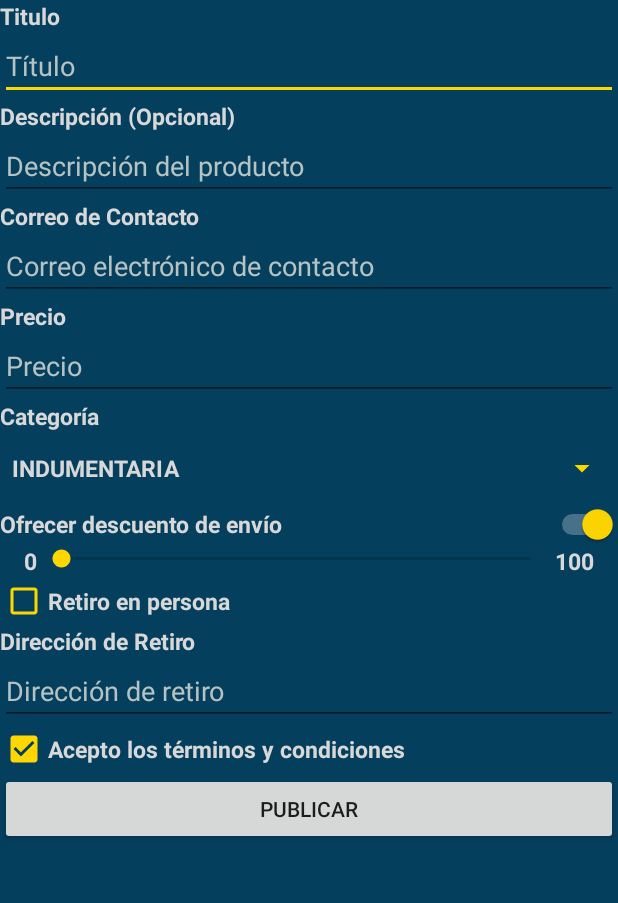
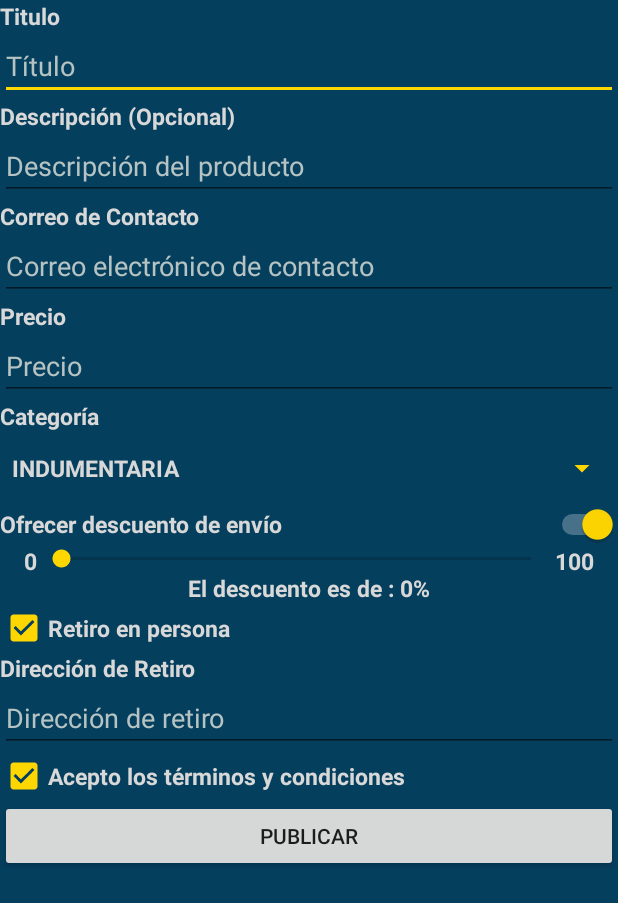
Before and after one commit to MartEsc/AppTPNro1, an Android app: the screen it shows after launch (MainActivity), after a tap on "Acepto los términos y condiciones", on a phone screen of 412 x 824 dp. Shown: the top 903 px of the screen. Run offline under Robolectric (Android 15) with nearby library versions, the phone set to English and light mode, and no system bars; 3 other taps on this screen came first.

Commit message:
Agrego cuestion de ocultar menúes no necesarios.

```diff
--- a/app/src/main/java/com/EscowichFernandezGayoso/apptpnro1/MainActivity.java
+++ b/app/src/main/java/com/EscowichFernandezGayoso/apptpnro1/MainActivity.java
@@ -3,23 +3,27 @@ package com.EscowichFernandezGayoso.apptpnro1;
 import android.support.v7.app.AppCompatActivity;
 import android.os.Bundle;
 import android.view.View;
+import android.view.WindowManager;
 import android.widget.Button;
 import android.widget.CheckBox;
 import android.widget.EditText;
+import android.widget.LinearLayout;
 import android.widget.RelativeLayout;
 import android.widget.SeekBar;
 import android.widget.Spinner;
 import android.widget.Switch;
+import android.widget.TextView;
 import android.widget.Toast;
 
 public class MainActivity extends AppCompatActivity {
-
+    private TextView labelDescuento;
     private EditText Titulo, Precio, Direccion_retiro, Email, Descripcion;
     private Spinner Categoria;
     private CheckBox Retiro_en_persona , Terminos_Condiciones;
     private Switch Descuento;
     private SeekBar Cantidad_descuento;
     private RelativeLayout layoutDescuento;
+    private LinearLayout layoutRetiro;
     private Button buttonPublicar;
     private String emailPattern= "[a-zA-Z0-9._-]+@[a-z]{3,}+\\.+[a-z]+";
     private String validador= "[a-zA-Z0-9,. ]+";
@@ -33,18 +37,41 @@ public class MainActivity extends AppCompatActivity {
         Categoria=(Spinner)findViewById(R.id.spinnerCategoria);
         Retiro_en_persona=(CheckBox)findViewById(R.id.checkboxRetiro);
         Terminos_Condiciones =(CheckBox)findViewById(R.id.checkboxTerminos);
+        layoutRetiro=(LinearLayout)findViewById(R.id.layoutRetiro);
         Direccion_retiro=(EditText)findViewById(R.id.editTextDireccion);
         Descuento=(Switch)findViewById(R.id.switchDescuento);
         Cantidad_descuento=(SeekBar)findViewById(R.id.seekbarDescuento);
+        labelDescuento=(TextView)findViewById(R.id.textLabelPorcentajeDescuento);
         Email=(EditText)findViewById(R.id.editTextCorreo);
         Descripcion=(EditText) findViewById(R.id.editTextDescripcion);
         layoutDescuento=(RelativeLayout) findViewById(R.id.layoutDescuento);
         buttonPublicar = (Button) findViewById(R.id.buttonPublicar);
+
         Descuento.setChecked(false);
+        layoutDescuento.setVisibility(View.GONE);
         Terminos_Condiciones.setChecked(false);
         buttonPublicar.setEnabled(false);
+        layoutRetiro.setVisibility(View.GONE);
+        Retiro_en_persona.setChecked(false);
 
 
+        this.getWindow().setSoftInputMode(WindowManager.LayoutParams.SOFT_INPUT_STATE_ALWAYS_HIDDEN);
+        Cantidad_descuento.setOnSeekBarChangeListener(new SeekBar.OnSeekBarChangeListener() {
+            @Override
+            public void onProgressChanged(SeekBar seekBar, int i, boolean b) {
+                labelDescuento.setText("El descuento es de : "+ seekBar.getProgress() + "%");
+            }
+
+            @Override
+            public void onStartTrackingTouch(SeekBar seekBar) {
+
+            }
+
+            @Override
+            public void onStopTrackingTouch(SeekBar seekBar) {
+
+            }
+        });
     }
 
     public void updateSwitchDescuento(View V){
@@ -55,6 +82,16 @@ public class MainActivity extends AppCompatActivity {
                 layoutDescuento.setVisibility(View.GONE);
             }
     }
+
+    public void showDireccionRetiro(View V){
+        if(Retiro_en_persona.isChecked()){
+            layoutRetiro.setVisibility(View.VISIBLE);
+        }
+        else{
+            layoutRetiro.setVisibility(View.GONE);
+        }
+    }
+
     public void updateButtonPublicarState(View V){
         if(Terminos_Condiciones.isChecked()){
             buttonPublicar.setEnabled(true);
@@ -63,6 +100,8 @@ public class MainActivity extends AppCompatActivity {
             buttonPublicar.setEnabled(false);
         }
     }
+
+
     public void Enviar(View V){
         if(Titulo.getText().toString().isEmpty()){
             Toast.makeText(this, "El campo Titulo es obligatorio", Toast.LENGTH_LONG).show();
@@ -104,7 +143,7 @@ public class MainActivity extends AppCompatActivity {
             Toast.makeText(this, "El campo Dirección de retiro contiene caracteres no permitidos", Toast.LENGTH_LONG).show();
             return;
         }
-        if(!Descripcion.getText().toString().matches(validador)){
+        if(!Descripcion.getText().toString().matches(validador) && !Descripcion.getText().toString().isEmpty()){
             Toast.makeText(this, "El campo Descripción contiene caracteres no permitidos", Toast.LENGTH_LONG).show();
             return;
         }
--- a/app/src/main/res/layout/activity_main.xml
+++ b/app/src/main/res/layout/activity_main.xml
@@ -4,6 +4,7 @@
     android:layout_width="match_parent"
     android:layout_height="match_parent"
     android:fillViewport="true"
+
     >
     <LinearLayout xmlns:android="http://schemas.android.com/apk/res/android"
         xmlns:app="http://schemas.android.com/apk/res-auto"
@@ -12,7 +13,8 @@
         android:layout_height="match_parent"
         android:background="@color/backgroundColor"
         android:orientation="vertical"
-    tools:context=".MainActivity">
+        tools:context=".MainActivity"
+        >
         <TextView
             android:id="@+id/textViewTitulo"
             style="@style/mainTextFont"
@@ -92,7 +94,7 @@
             android:spinnerMode="dialog"
             android:theme="@style/mainTextFont"
             android:popupTheme="@style/popUpSpinner"
-        android:backgroundTint="@color/amarilloBokita"
+            android:backgroundTint="@color/yellowAccent"
             />
 
         <Switch
@@ -109,7 +111,7 @@
             android:layout_height="wrap_content"
             android:paddingLeft="16dp"
             android:paddingRight="16dp"
-        android:visibility="gone"
+            android:visibility="visible"
             >
             <TextView
                 android:id="@+id/textSeekbarLabelLeft"
@@ -136,6 +138,15 @@
                 style="@style/mainTextFont"
                 android:layout_alignParentRight="true"
                 />
+            <TextView
+                android:id="@+id/textLabelPorcentajeDescuento"
+                android:layout_width="wrap_content"
+                android:layout_height="wrap_content"
+                android:text="@string/stringLabelPorcentajeDescuento"
+                style="@style/mainTextFont"
+                android:layout_below="@id/seekbarDescuento"
+                android:layout_centerHorizontal="true"
+                />
         </RelativeLayout>
 
 
@@ -144,8 +155,15 @@
             style="@style/checkboxStyle"
             android:layout_width="wrap_content"
             android:layout_height="wrap_content"
-        android:text="@string/stringCheckRetiro" />
-
+            android:text="@string/stringCheckRetiro"
+            android:onClick="showDireccionRetiro"
+            />
+        <LinearLayout
+            android:id="@+id/layoutRetiro"
+            android:layout_width="match_parent"
+            android:layout_height="wrap_content"
+            android:orientation="vertical"
+            >
             <TextView
                 android:id="@+id/textViewDireccion"
                 style="@style/mainTextFont"
@@ -160,7 +178,7 @@
                 android:hint="@string/stringPlaceholderDireccion"
                 android:textColor="@color/textColor"
                 android:textColorHint="@color/hintColor" />
-
+        </LinearLayout>
         <CheckBox
             android:id="@+id/checkboxTerminos"
             style="@style/checkboxStyle"
--- a/app/src/main/res/values/colors.xml
+++ b/app/src/main/res/values/colors.xml
@@ -7,8 +7,7 @@
     <color name="teal_700">#FF018786</color>
     <color name="black">#FF000000</color>
     <color name="white">#FFFFFFFF</color>
-    <color name="amarilloBokita">#FFD700</color>
-    <color name="amarilloBokitaDark">#FFFFFF</color>
+    <color name="yellowAccent">#FFD700</color>
     <!-- Aca comienzan los colores que agregamos -->
     <color name="backgroundColor">#053F5E</color>
     <color name="disabledButtonBackground">#9FA4A5</color>
--- a/app/src/main/res/values/strings.xml
+++ b/app/src/main/res/values/strings.xml
@@ -26,5 +26,6 @@
     </string-array>
     <string name="stringLabelSeekLeft">0</string>
     <string name="stringLabelSeekRight">100</string>
+    <string name="stringLabelPorcentajeDescuento">El descuento es de : 0%</string>
     <!---<string name="emailPattern">[a-zA-Z0-9._-]+@[a-z]{3}+\\.+[a-z]+</string>-->
 </resources>
--- a/app/src/main/res/values/style.xml
+++ b/app/src/main/res/values/style.xml
@@ -10,13 +10,13 @@
         <item name="android:background">@color/backgroundColor</item>
     </style>
     <style name="switchStyle">
-        <item name="android:trackTint">@color/amarilloBokitaDark</item>
+        <item name="android:trackTint">@color/white</item>
         <item name="android:textColor">@color/textColor</item>
         <item name="android:textStyle">bold</item>
         <item name="android:textSize">@dimen/mainTextSize</item>
     </style>
     <style name="checkboxStyle">
-        <item name="android:buttonTint">@color/amarilloBokita</item>
+        <item name="android:buttonTint">@color/yellowAccent</item>
         <item name="android:textColor">@color/textColor</item>
         <item name="android:textStyle">bold</item>
         <item name="android:textSize">@dimen/mainTextSize</item>
--- a/app/src/main/res/values/themes.xml
+++ b/app/src/main/res/values/themes.xml
@@ -4,7 +4,7 @@
         <!-- Primary brand color. -->
         <item name="colorPrimary">@color/backgroundColor</item>
         <item name="colorPrimaryDark">@color/black</item>
-        <item name="colorAccent">@color/amarilloBokita</item>
+        <item name="colorAccent">@color/yellowAccent</item>
         <!-- Customize your theme here. -->
     </style>
 </resources>
```
Lines whose indentation alone changed are shown as unchanged.
